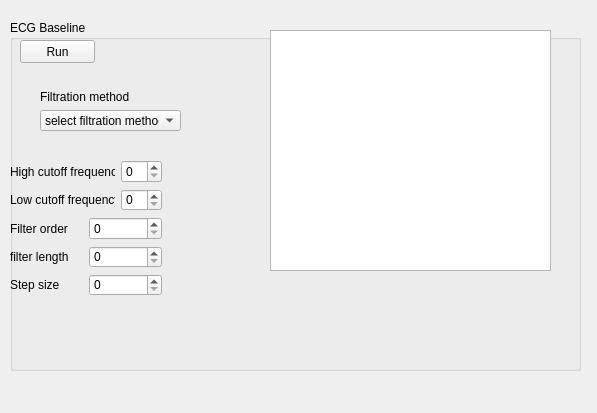
KuleszIB/EcgAppCore, file EcgApplicationCore/View/ecgbaseline_gui.ui: the form before one commit.
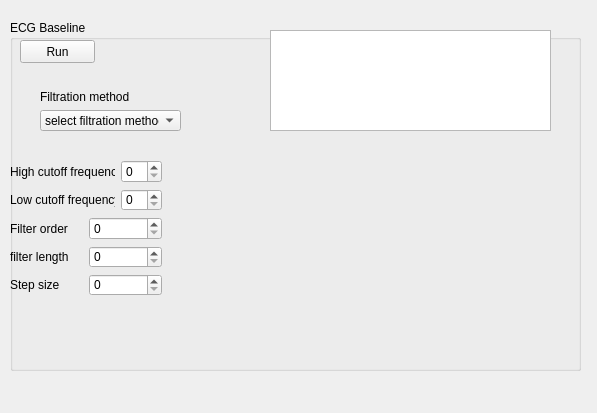
The form after the commit.

```diff
--- a/EcgApplicationCore/View/ecgbaseline_gui.ui
+++ b/EcgApplicationCore/View/ecgbaseline_gui.ui
@@ -112,7 +112,7 @@
       <x>260</x>
       <y>10</y>
       <width>281</width>
-      <height>241</height>
+      <height>101</height>
      </rect>
     </property>
    </widget>
@@ -198,6 +198,16 @@
      </item>
     </layout>
    </widget>
+   <widget class="QWidget" name="ecgPlot" native="true">
+    <property name="geometry">
+     <rect>
+      <x>200</x>
+      <y>130</y>
+      <width>351</width>
+      <height>151</height>
+     </rect>
+    </property>
+   </widget>
   </widget>
  </widget>
  <resources/>
```
